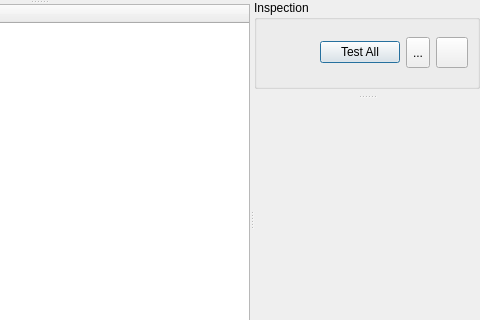
Before: the Qt Designer form AcfSln/Include/iqtinsp/CInspectionTaskGuiComp.ui in ImagingTools/AcfPublic, drawn with Qt 5; both pictures show x 172 to 652 and y 0 to 320 of the 652 by 437 pixel window.
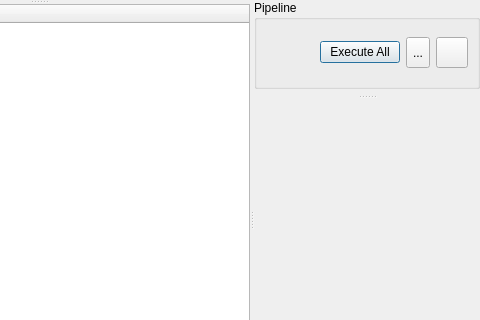
After: the same form once the commit is applied. Icons and pictures are not drawn.

Patch:
```diff
--- a/AcfSln/Include/iqtinsp/CInspectionTaskGuiComp.ui
+++ b/AcfSln/Include/iqtinsp/CInspectionTaskGuiComp.ui
@@ -101,7 +101,7 @@
        <item>
         <widget class="QGroupBox" name="ControlFrame">
          <property name="title">
-          <string>Inspection</string>
+          <string>Pipeline</string>
          </property>
          <layout class="QHBoxLayout" name="horizontalLayout_2">
           <property name="topMargin">
@@ -152,7 +152,7 @@
                <string>Recalculate all processing steps</string>
               </property>
               <property name="text">
-               <string>Test All</string>
+               <string>Execute All</string>
               </property>
               <property name="icon">
                <iconset resource="../../../Acf/Include/iqtgui/iqtgui.qrc">
```
